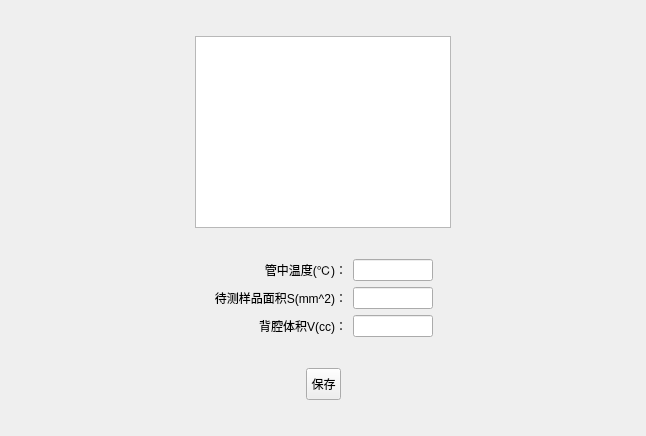
Qt form resources/ui/imp_tube_params_setting.ui (zhouyichen01/HoleMembraneTestV2) before a commit.
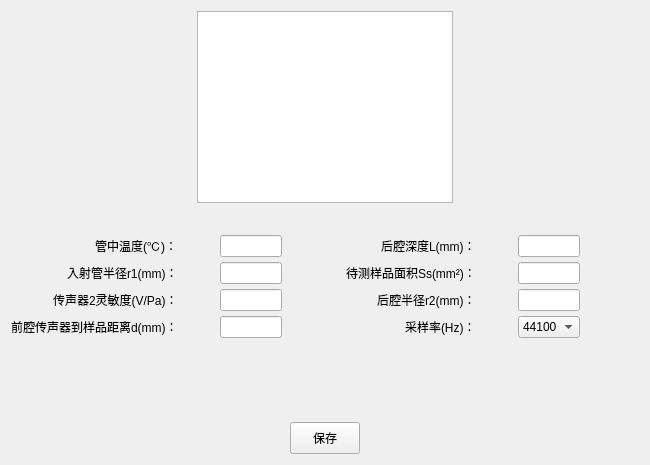
The same form after that commit.

Commit message: 新算法 以及 采样率可设置

The edit to the form file:
```diff
--- a/resources/ui/imp_tube_params_setting.ui
+++ b/resources/ui/imp_tube_params_setting.ui
@@ -2,247 +2,74 @@
 <ui version="4.0">
  <class>Form</class>
  <widget class="QWidget" name="Form">
-  <property name="geometry">
-   <rect>
-    <x>0</x>
-    <y>0</y>
-    <width>646</width>
-    <height>436</height>
-   </rect>
-  </property>
-  <property name="windowTitle">
-   <string>阻抗管参数设置</string>
-  </property>
-  <layout class="QVBoxLayout" name="verticalLayout_5" stretch="4,2,1">
+  <property name="geometry"><rect><x>0</x><y>0</y><width>650</width><height>465</height></rect></property>
+  <property name="windowTitle"><string>阻抗管参数设置</string></property>
+  <layout class="QVBoxLayout" name="mainLayout" stretch="0,0,0,1,0">
    <item>
-    <layout class="QHBoxLayout" name="horizontalLayout_3">
-     <item>
-      <spacer name="horizontalSpacer_3">
-       <property name="orientation">
-        <enum>Qt::Horizontal</enum>
-       </property>
-       <property name="sizeHint" stdset="0">
-        <size>
-         <width>40</width>
-         <height>20</height>
-        </size>
-       </property>
-      </spacer>
-     </item>
-     <item>
-      <widget class="QGraphicsView" name="graphicsView">
-       <property name="enabled">
-        <bool>true</bool>
-       </property>
-       <property name="sizePolicy">
-        <sizepolicy hsizetype="Fixed" vsizetype="Fixed">
-         <horstretch>0</horstretch>
-         <verstretch>0</verstretch>
-        </sizepolicy>
-       </property>
-      </widget>
-     </item>
-     <item>
-      <spacer name="horizontalSpacer_4">
-       <property name="orientation">
-        <enum>Qt::Horizontal</enum>
-       </property>
-       <property name="sizeHint" stdset="0">
-        <size>
-         <width>40</width>
-         <height>20</height>
-        </size>
-       </property>
-      </spacer>
-     </item>
+    <layout class="QHBoxLayout" name="diagramLayout">
+     <item><spacer name="diagramLeftSpacer"><property name="orientation"><enum>Qt::Horizontal</enum></property><property name="sizeHint" stdset="0"><size><width>40</width><height>20</height></size></property></spacer></item>
+     <item><widget class="QGraphicsView" name="graphicsView"><property name="sizePolicy"><sizepolicy hsizetype="Fixed" vsizetype="Fixed"><horstretch>0</horstretch><verstretch>0</verstretch></sizepolicy></property></widget></item>
+     <item><spacer name="diagramRightSpacer"><property name="orientation"><enum>Qt::Horizontal</enum></property><property name="sizeHint" stdset="0"><size><width>40</width><height>20</height></size></property></spacer></item>
     </layout>
    </item>
    <item>
-    <layout class="QHBoxLayout" name="horizontalLayout">
+    <spacer name="diagramToParametersSpacer">
+     <property name="orientation"><enum>Qt::Vertical</enum></property>
+     <property name="sizeType"><enum>QSizePolicy::Fixed</enum></property>
+     <property name="sizeHint" stdset="0"><size><width>20</width><height>26</height></size></property>
+    </spacer>
+   </item>
+   <item>
+    <layout class="QHBoxLayout" name="parametersLayout">
+     <property name="spacing"><number>42</number></property>
+     <property name="alignment"><set>Qt::AlignHCenter|Qt::AlignTop</set></property>
      <item>
-      <spacer name="horizontalSpacer_5">
-       <property name="orientation">
-        <enum>Qt::Horizontal</enum>
-       </property>
-       <property name="sizeHint" stdset="0">
-        <size>
-         <width>40</width>
-         <height>20</height>
-        </size>
-       </property>
-      </spacer>
+      <layout class="QFormLayout" name="leftFormLayout">
+       <property name="sizeConstraint"><enum>QLayout::SetFixedSize</enum></property>
+       <property name="labelAlignment"><set>Qt::AlignRight|Qt::AlignTrailing|Qt::AlignVCenter</set></property>
+       <property name="verticalSpacing"><number>5</number></property>
+       <item row="0" column="0"><widget class="QLabel" name="tube_temperature_label"><property name="text"><string>管中温度(℃)：</string></property></widget></item>
+       <item row="0" column="1"><widget class="QLineEdit" name="tube_temperature_value"><property name="maximumSize"><size><width>62</width><height>16777215</height></size></property><property name="alignment"><set>Qt::AlignCenter</set></property></widget></item>
+       <item row="1" column="0"><widget class="QLabel" name="incident_tube_radius_label"><property name="text"><string>入射管半径r1(mm)：</string></property></widget></item>
+       <item row="1" column="1"><widget class="QLineEdit" name="incident_tube_radius_value"><property name="maximumSize"><size><width>62</width><height>16777215</height></size></property><property name="alignment"><set>Qt::AlignCenter</set></property></widget></item>
+       <item row="2" column="0"><widget class="QLabel" name="rear_mic_sensitivity_label"><property name="text"><string>传声器2灵敏度(V/Pa)：</string></property></widget></item>
+       <item row="2" column="1"><widget class="QLineEdit" name="rear_mic_sensitivity_value"><property name="maximumSize"><size><width>62</width><height>16777215</height></size></property><property name="alignment"><set>Qt::AlignCenter</set></property></widget></item>
+       <item row="3" column="0"><widget class="QLabel" name="front_mic_distance_label"><property name="text"><string>前腔传声器到样品距离d(mm)：</string></property></widget></item>
+       <item row="3" column="1"><widget class="QLineEdit" name="front_mic_distance_value"><property name="maximumSize"><size><width>62</width><height>16777215</height></size></property><property name="alignment"><set>Qt::AlignCenter</set></property></widget></item>
+      </layout>
      </item>
      <item>
-      <layout class="QGridLayout" name="gridLayout">
-       <item row="0" column="0">
-        <widget class="QLabel" name="tube_temperature_label">
-         <property name="sizePolicy">
-          <sizepolicy hsizetype="Minimum" vsizetype="Fixed">
-           <horstretch>0</horstretch>
-           <verstretch>0</verstretch>
-          </sizepolicy>
-         </property>
-         <property name="text">
-          <string>管中温度(℃)：</string>
-         </property>
-         <property name="alignment">
-          <set>Qt::AlignRight|Qt::AlignTrailing|Qt::AlignVCenter</set>
-         </property>
-        </widget>
-       </item>
-       <item row="0" column="1">
-        <widget class="QLineEdit" name="tube_temperature_value">
-         <property name="sizePolicy">
-          <sizepolicy hsizetype="Minimum" vsizetype="Fixed">
-           <horstretch>0</horstretch>
-           <verstretch>0</verstretch>
-          </sizepolicy>
-         </property>
-         <property name="maximumSize">
-          <size>
-           <width>80</width>
-           <height>16777215</height>
-          </size>
-         </property>
-         <property name="alignment">
-          <set>Qt::AlignCenter</set>
-         </property>
-        </widget>
-       </item>
-       <item row="1" column="0">
-        <widget class="QLabel" name="sample_area_label">
-         <property name="sizePolicy">
-          <sizepolicy hsizetype="Minimum" vsizetype="Fixed">
-           <horstretch>0</horstretch>
-           <verstretch>0</verstretch>
-          </sizepolicy>
-         </property>
-         <property name="text">
-          <string>待测样品面积S(mm^2)：</string>
-         </property>
-         <property name="alignment">
-          <set>Qt::AlignRight|Qt::AlignTrailing|Qt::AlignVCenter</set>
-         </property>
-        </widget>
-       </item>
-       <item row="1" column="1">
-        <widget class="QLineEdit" name="sample_area_value">
-         <property name="sizePolicy">
-          <sizepolicy hsizetype="Minimum" vsizetype="Fixed">
-           <horstretch>0</horstretch>
-           <verstretch>0</verstretch>
-          </sizepolicy>
-         </property>
-         <property name="maximumSize">
-          <size>
-           <width>80</width>
-           <height>16777215</height>
-          </size>
-         </property>
-         <property name="alignment">
-          <set>Qt::AlignCenter</set>
-         </property>
-        </widget>
-       </item>
-       <item row="2" column="0">
-        <widget class="QLabel" name="v_backing_cc_label">
-         <property name="sizePolicy">
-          <sizepolicy hsizetype="Minimum" vsizetype="Fixed">
-           <horstretch>0</horstretch>
-           <verstretch>0</verstretch>
-          </sizepolicy>
-         </property>
-         <property name="text">
-          <string>背腔体积V(cc)：</string>
-         </property>
-         <property name="alignment">
-          <set>Qt::AlignRight|Qt::AlignTrailing|Qt::AlignVCenter</set>
-         </property>
-        </widget>
-       </item>
-       <item row="2" column="1">
-        <widget class="QLineEdit" name="v_backing_cc_value">
-         <property name="sizePolicy">
-          <sizepolicy hsizetype="Minimum" vsizetype="Fixed">
-           <horstretch>0</horstretch>
-           <verstretch>0</verstretch>
-          </sizepolicy>
-         </property>
-         <property name="maximumSize">
-          <size>
-           <width>80</width>
-           <height>16777215</height>
-          </size>
-         </property>
-         <property name="alignment">
-          <set>Qt::AlignCenter</set>
-         </property>
-        </widget>
-       </item>
+      <layout class="QFormLayout" name="rightFormLayout">
+       <property name="sizeConstraint"><enum>QLayout::SetFixedSize</enum></property>
+       <property name="labelAlignment"><set>Qt::AlignRight|Qt::AlignTrailing|Qt::AlignVCenter</set></property>
+       <property name="verticalSpacing"><number>5</number></property>
+       <item row="0" column="0"><widget class="QLabel" name="back_cavity_depth_label"><property name="text"><string>后腔深度L(mm)：</string></property></widget></item>
+       <item row="0" column="1"><widget class="QLineEdit" name="back_cavity_depth_value"><property name="maximumSize"><size><width>62</width><height>16777215</height></size></property><property name="alignment"><set>Qt::AlignCenter</set></property></widget></item>
+       <item row="1" column="0"><widget class="QLabel" name="sample_area_label"><property name="text"><string>待测样品面积Ss(mm²)：</string></property></widget></item>
+       <item row="1" column="1"><widget class="QLineEdit" name="sample_area_value"><property name="maximumSize"><size><width>62</width><height>16777215</height></size></property><property name="alignment"><set>Qt::AlignCenter</set></property></widget></item>
+       <item row="2" column="0"><widget class="QLabel" name="back_cavity_radius_label"><property name="text"><string>后腔半径r2(mm)：</string></property></widget></item>
+       <item row="2" column="1"><widget class="QLineEdit" name="back_cavity_radius_value"><property name="maximumSize"><size><width>62</width><height>16777215</height></size></property><property name="alignment"><set>Qt::AlignCenter</set></property></widget></item>
+       <item row="3" column="0"><widget class="QLabel" name="sample_rate_label"><property name="text"><string>采样率(Hz)：</string></property></widget></item>
+       <item row="3" column="1"><widget class="QComboBox" name="sample_rate_value"><property name="maximumSize"><size><width>62</width><height>16777215</height></size></property><item><property name="text"><string>44100</string></property></item><item><property name="text"><string>48000</string></property></item></widget></item>
       </layout>
      </item>
-     <item>
-      <spacer name="horizontalSpacer_7">
-       <property name="orientation">
-        <enum>Qt::Horizontal</enum>
-       </property>
-       <property name="sizeHint" stdset="0">
-        <size>
-         <width>40</width>
-         <height>20</height>
-        </size>
-       </property>
-      </spacer>
-     </item>
     </layout>
    </item>
    <item>
-    <layout class="QHBoxLayout" name="horizontalLayout_2">
-     <item>
-      <spacer name="horizontalSpacer_2">
-       <property name="orientation">
-        <enum>Qt::Horizontal</enum>
-       </property>
-       <property name="sizeHint" stdset="0">
-        <size>
-         <width>40</width>
-         <height>20</height>
-        </size>
-       </property>
-      </spacer>
-     </item>
-     <item>
-      <widget class="QToolButton" name="save_button">
-       <property name="sizePolicy">
-        <sizepolicy hsizetype="Fixed" vsizetype="Fixed">
-         <horstretch>0</horstretch>
-         <verstretch>0</verstretch>
-        </sizepolicy>
-       </property>
-       <property name="styleSheet">
-        <string notr="true">QToolButton {
+    <spacer name="parametersToButtonSpacer">
+     <property name="orientation"><enum>Qt::Vertical</enum></property>
+     <property name="sizeType"><enum>QSizePolicy::Expanding</enum></property>
+     <property name="sizeHint" stdset="0"><size><width>20</width><height>40</height></size></property>
+    </spacer>
+   </item>
+   <item>
+    <layout class="QHBoxLayout" name="buttonLayout">
+     <item><spacer name="buttonLeftSpacer"><property name="orientation"><enum>Qt::Horizontal</enum></property><property name="sizeHint" stdset="0"><size><width>40</width><height>20</height></size></property></spacer></item>
+     <item><widget class="QToolButton" name="save_button"><property name="sizePolicy"><sizepolicy hsizetype="Fixed" vsizetype="Fixed"><horstretch>0</horstretch><verstretch>0</verstretch></sizepolicy></property><property name="minimumSize"><size><width>70</width><height>0</height></size></property><property name="maximumSize"><size><width>70</width><height>16777215</height></size></property><property name="styleSheet"><string notr="true">QToolButton {
     padding-top: 6px;
     padding-bottom: 3px;
-}</string>
-       </property>
-       <property name="text">
-        <string>保存</string>
-       </property>
-      </widget>
-     </item>
-     <item>
-      <spacer name="horizontalSpacer">
-       <property name="orientation">
-        <enum>Qt::Horizontal</enum>
-       </property>
-       <property name="sizeHint" stdset="0">
-        <size>
-         <width>40</width>
-         <height>20</height>
-        </size>
-       </property>
-      </spacer>
-     </item>
+}</string></property><property name="text"><string>保存</string></property></widget></item>
+     <item><spacer name="buttonRightSpacer"><property name="orientation"><enum>Qt::Horizontal</enum></property><property name="sizeHint" stdset="0"><size><width>40</width><height>20</height></size></property></spacer></item>
     </layout>
    </item>
   </layout>
```
The commit also changes 13 other files.
